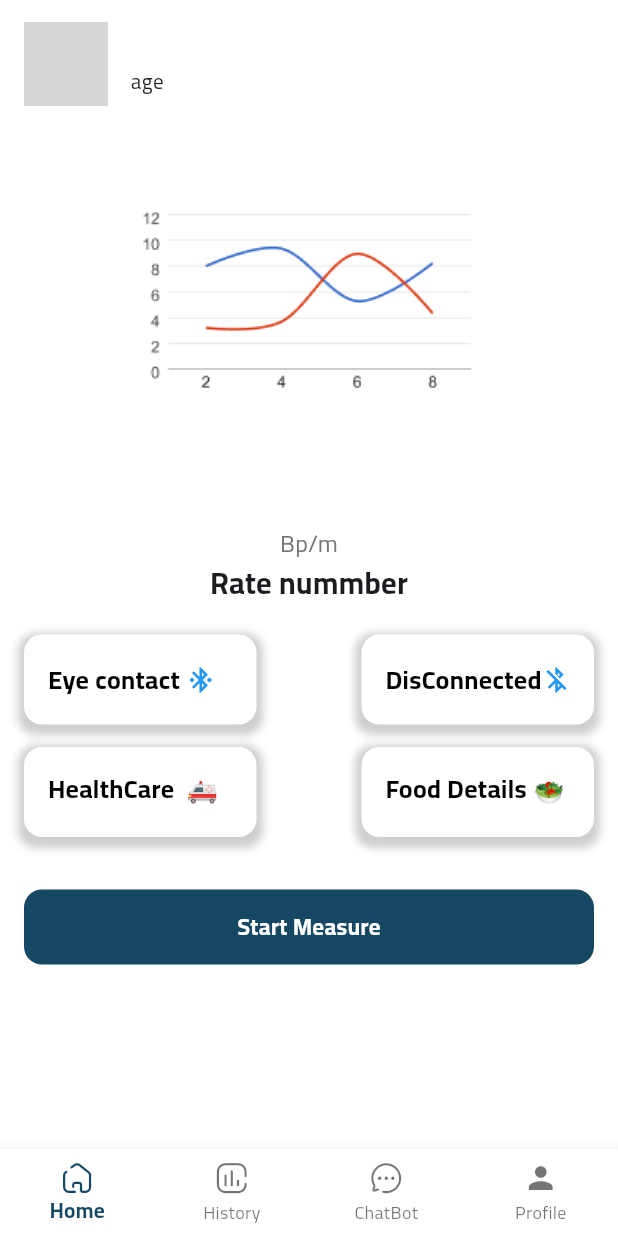
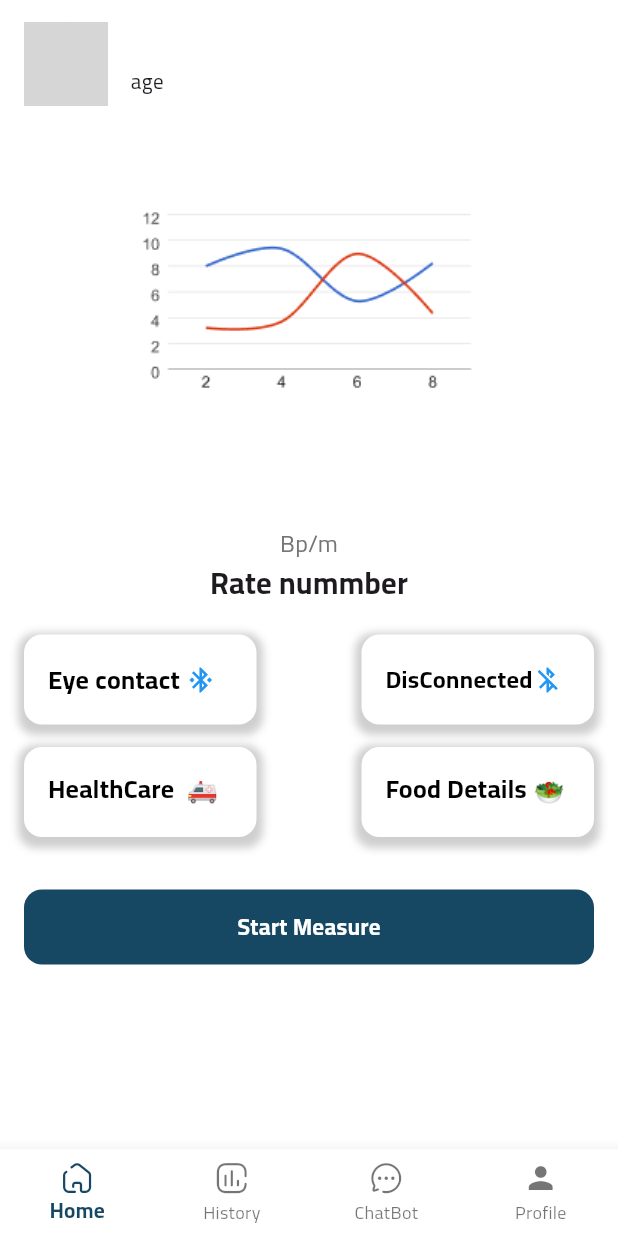
Before and after one commit to AhmedMagdy-10/project_app, a Flutter app: the screen it shows after launch, on a phone screen of 412 x 824 dp. Run offline on Flutter 3.47's test engine with Material 3 defaults, Android fonts, the phone set to English and light mode, and no system bars; our stand-ins replace cloud_firestore, dio, firebase_auth, firebase_core, firebase_messaging, flutter_bloc and 4 more; accounts and stored records are empty; statements that could not run were skipped; grey boxes are pictures that could not be loaded.

Commit message:
change page defulte

```diff
--- a/lib/design/view/measure_view.dart
+++ b/lib/design/view/measure_view.dart
@@ -211,7 +211,7 @@ class MeasureViewState extends State<MeasureView> {
                               Text(
                                 'DisConnected',
                                 style: TextStyle(
-                                    fontSize: 17,
+                                    fontSize: 16,
                                     color: Colors.black,
                                     fontWeight: FontWeight.w600),
                               ),
--- a/lib/main.dart
+++ b/lib/main.dart
@@ -60,7 +60,7 @@ class MyApp extends StatelessWidget {
             ),
             scaffoldBackgroundColor: Colors.white,
           ),
-          home: uId == null ? const LoginView() : const MainPage()),
+          home: const MainPage()),
     );
   }
 }
```
